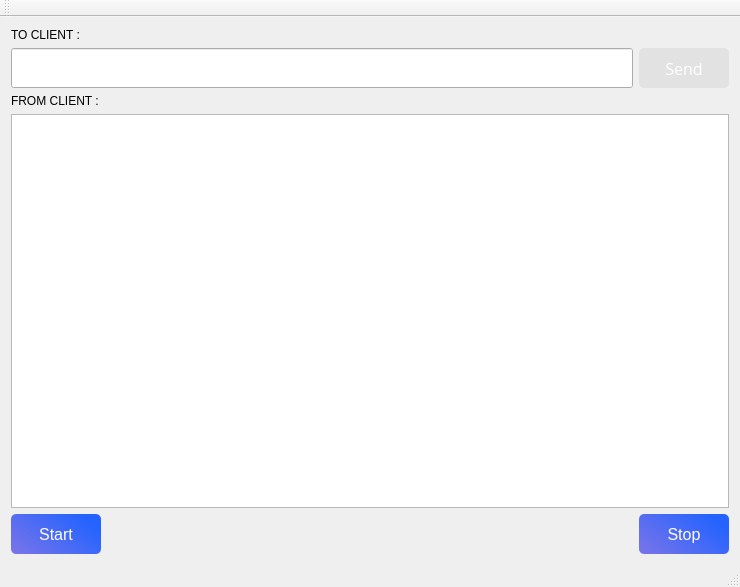
Above: mainwindow.ui from salara1960/tcpServer before the change. Below: the same form after it.
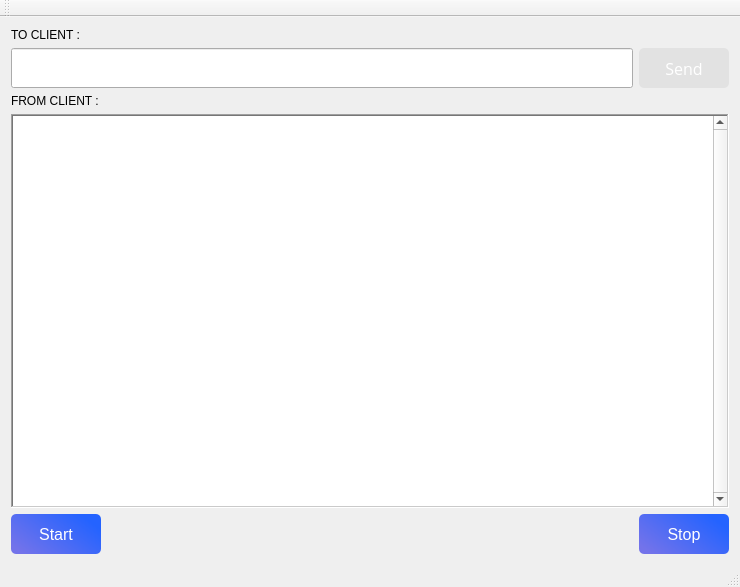
That is the form after the change.

What changed in the file:
```diff
--- a/mainwindow.ui
+++ b/mainwindow.ui
@@ -103,6 +103,12 @@
         <italic>true</italic>
        </font>
       </property>
+      <property name="frameShape">
+       <enum>QFrame::WinPanel</enum>
+      </property>
+      <property name="verticalScrollBarPolicy">
+       <enum>Qt::ScrollBarAlwaysOn</enum>
+      </property>
      </widget>
     </item>
     <item row="4" column="0">
```
